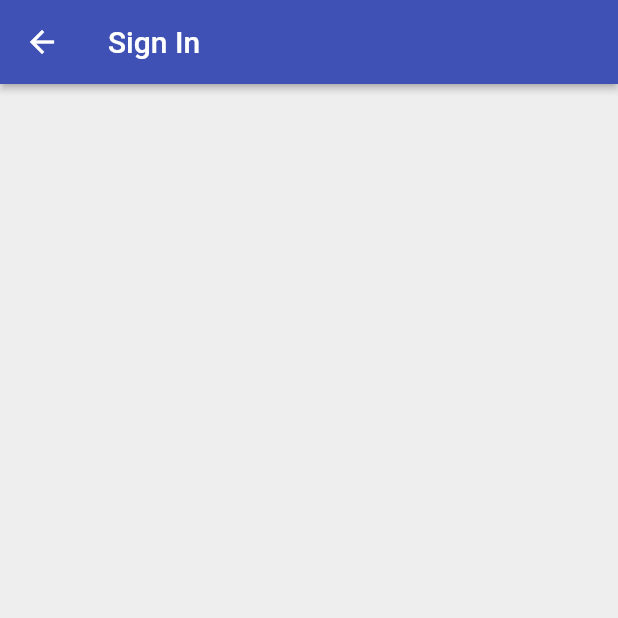
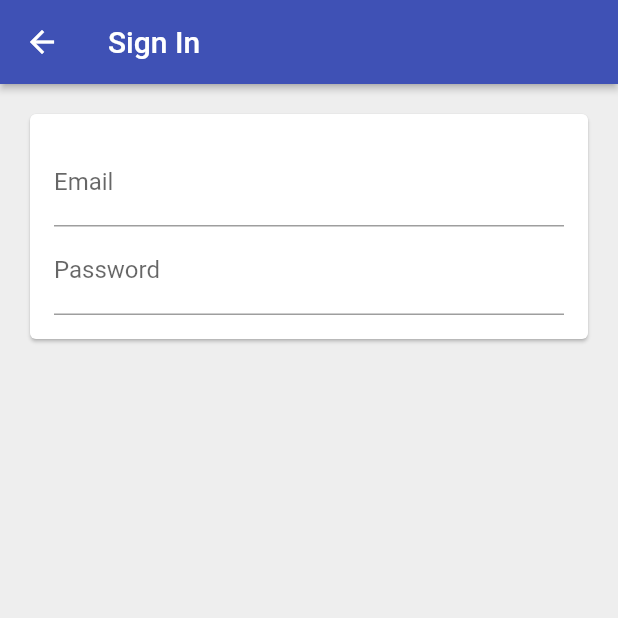
Before and after one commit to Rohit-RA-2020/Time-Tracker, a Flutter app: the EmailSignInPage screen opened directly, on a phone screen of 412 x 824 dp, the top half of it. Run offline on Flutter 3.47's test engine with Material 2 defaults, Android fonts, the phone set to English and light mode, and no system bars; our stand-ins replace firebase_auth, firebase_core, google_sign_in; missing offline and left inert: flutter_login_facebook; accounts and stored records are empty.

Commit message:
Text Field added

```diff
--- a/lib/app/sign_in/email_sign_in.dart
+++ b/lib/app/sign_in/email_sign_in.dart
@@ -1,4 +1,5 @@
 import 'package:flutter/material.dart';
+import 'package:time_tracker_flutter/app/sign_in/email_signin_form.dart';
 
 class EmailSignInPage extends StatelessWidget {
   @override
@@ -8,12 +9,11 @@ class EmailSignInPage extends StatelessWidget {
         title: Text('Sign In'),
         elevation: 2.0,
       ),
-      body: _buildContent(),
+      body: Padding(
+        padding: const EdgeInsets.all(16.0),
+        child: Card(child: EmailSignInForm()),
+      ),
       backgroundColor: Colors.grey[200],
     );
   }
-
-  Widget _buildContent() {
-    return Container();
-  }
 }
--- /dev/null
+++ b/lib/app/sign_in/email_signin_form.dart
@@ -0,0 +1,32 @@
+import 'package:flutter/material.dart';
+
+class EmailSignInForm extends StatelessWidget {
+  List<Widget> _buildChildren() {
+    return [
+      TextField(
+        decoration: InputDecoration(
+          labelText: 'Email',
+          hintText: 'Enter your mail ID',
+        ),
+      ),
+      TextField(
+        decoration: InputDecoration(
+          labelText: 'Password',
+          hintText: 'Enter your password',
+        ),
+        obscureText: true,
+      ),
+    ];
+  }
+
+  @override
+  Widget build(BuildContext context) {
+    return Padding(
+      padding: const EdgeInsets.all(16.0),
+      child: Column(
+        mainAxisSize: MainAxisSize.min,
+        children: _buildChildren(),
+      ),
+    );
+  }
+}
```
